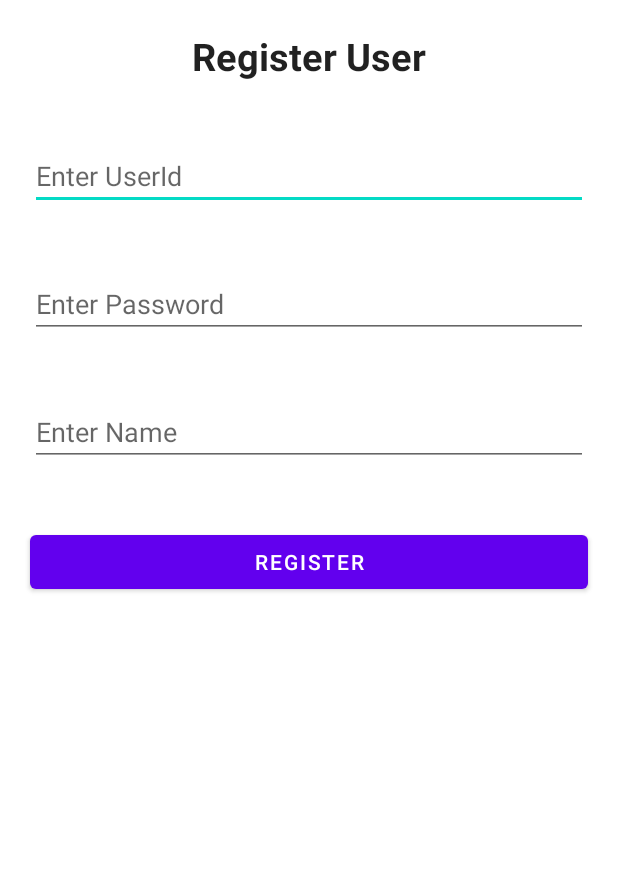
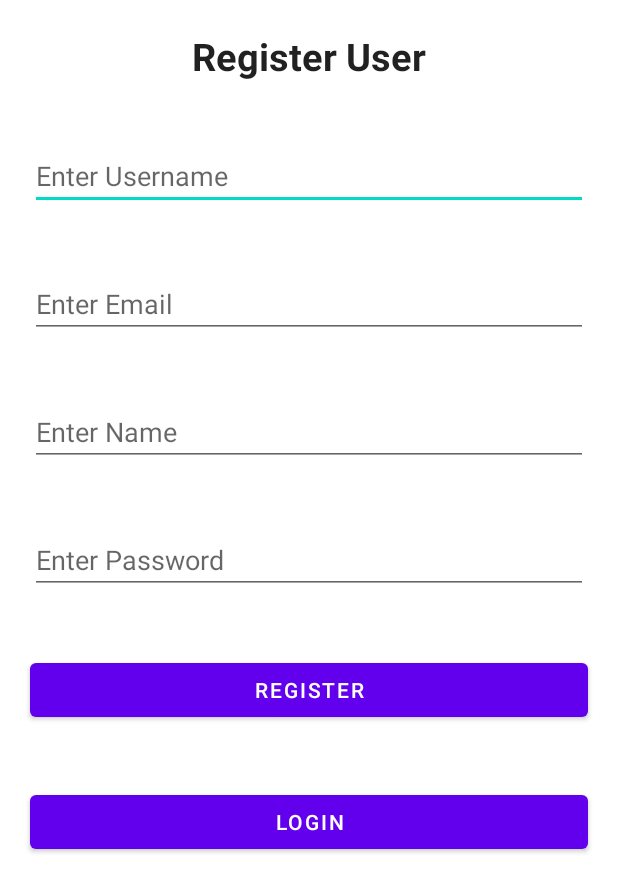
Before and after one commit to BlackRabbitov/ProjektSM, an Android app: the RegisterActivity screen opened directly, with no data from a screen before it, after a tap on "REGISTER", on a phone screen of 412 x 824 dp. Shown: the top 892 px of the screen. Run offline under Robolectric (Android 15) with nearby library versions, the phone set to English and light mode, and no system bars; our stand-ins replace Room's generated code.

Commit message:
Rejestracja i logowanie jako tako działa przy użyciu bazy danych Room. Możliwe rozszerzenie przez dodatkowe efekty wizualne i dodanie zabezpieczeń.

```diff
--- a/app/src/main/java/com/michal/projektsm/RegisterActivity.java
+++ b/app/src/main/java/com/michal/projektsm/RegisterActivity.java
@@ -2,8 +2,11 @@ package com.michal.projektsm;
 
 import androidx.appcompat.app.AppCompatActivity;
 
+import android.content.Intent;
 import android.os.Bundle;
+import android.provider.ContactsContract;
 import android.service.autofill.UserData;
+import android.util.Patterns;
 import android.view.View;
 import android.widget.Button;
 import android.widget.EditText;
@@ -13,11 +16,13 @@ import android.widget.Toast;
 import com.michal.projektsm.roomdatabase.UserDao;
 import com.michal.projektsm.roomdatabase.UserDatabase;
 import com.michal.projektsm.roomdatabase.UserEntity;
+import com.michal.projektsm.ui.login.LoginActivity;
 
 public class RegisterActivity extends AppCompatActivity {
 
-    EditText userId, password, name;
+    EditText userId, password, name, email;
     Button register;
+    Button login;
 
     @Override
     protected void onCreate(Bundle savedInstanceState) {
@@ -27,6 +32,8 @@ public class RegisterActivity extends AppCompatActivity {
         password = findViewById(R.id.password);
         name = findViewById(R.id.name);
         register = findViewById(R.id.register);
+        login = findViewById(R.id.login);
+        email = findViewById(R.id.email);
 
         register.setOnClickListener(new View.OnClickListener() {
             @Override
@@ -36,8 +43,10 @@ public class RegisterActivity extends AppCompatActivity {
                 userEntity.setUserId(userId.getText().toString());
                 userEntity.setPassword(password.getText().toString());
                 userEntity.setName(name.getText().toString());
+                userEntity.setEmail(email.getText().toString());
 
                 if(validateInput(userEntity)){
+                    if(validateEmail(userEntity.getEmail())) {
                         // Insert user into database
                         UserDatabase userDatabase = UserDatabase.getUserDatabase(getApplicationContext());
                         final UserDao userDao = userDatabase.userDao();
@@ -55,16 +64,34 @@ public class RegisterActivity extends AppCompatActivity {
                             }
                         }).start();
                     } else {
+                        Toast.makeText(getApplicationContext(), "Incorrect email!", Toast.LENGTH_SHORT).show();
+                    }
+                } else {
                     Toast.makeText(getApplicationContext(), "Fill all fields!", Toast.LENGTH_SHORT).show();
                 }
             }
         });
+
+        login.setOnClickListener(new View.OnClickListener() {
+            @Override
+            public void onClick(View v) {
+                startActivity(new Intent(RegisterActivity.this, LoginActivity.class));
+            }
+        });
     }
 
+    // Validate if data is empty
     private Boolean validateInput(UserEntity userEntity){
-        if(userEntity.getName().isEmpty() || userEntity.getPassword().isEmpty() || userEntity.getName().isEmpty()){
+        if(userEntity.getName().isEmpty() || userEntity.getPassword().isEmpty() || userEntity.getName().isEmpty() || userEntity.getEmail().isEmpty()){
             return false;
         }
         return true;
     }
+
+    private Boolean validateEmail(String email){
+        if(Patterns.EMAIL_ADDRESS.matcher(email).matches()){
+            return true;
         }
+        return false;
+    }
+}
--- a/app/src/main/java/com/michal/projektsm/roomdatabase/UserDao.java
+++ b/app/src/main/java/com/michal/projektsm/roomdatabase/UserDao.java
@@ -2,10 +2,14 @@ package com.michal.projektsm.roomdatabase;
 
 import androidx.room.Dao;
 import androidx.room.Insert;
+import androidx.room.Query;
 
 @Dao
 public interface UserDao {
 
     @Insert
     void registerUser(UserEntity userEntity);
+
+    @Query("SELECT * FROM users WHERE userId=(:userId) AND password=(:password)")
+    UserEntity login(String userId, String password);
 }
--- a/app/src/main/java/com/michal/projektsm/roomdatabase/UserDatabase.java
+++ b/app/src/main/java/com/michal/projektsm/roomdatabase/UserDatabase.java
@@ -7,7 +7,7 @@ import androidx.room.Database;
 import androidx.room.Room;
 import androidx.room.RoomDatabase;
 
-@Database(entities = {UserEntity.class}, version = 1)
+@Database(entities = {UserEntity.class}, version = 2)
 public abstract class UserDatabase extends RoomDatabase{
 
     private static final String dbName = "user";
--- a/app/src/main/java/com/michal/projektsm/roomdatabase/UserEntity.java
+++ b/app/src/main/java/com/michal/projektsm/roomdatabase/UserEntity.java
@@ -1,4 +1,6 @@
 package com.michal.projektsm.roomdatabase;
+
+import android.provider.ContactsContract;
 
 import androidx.room.ColumnInfo;
 import androidx.room.Entity;
@@ -17,6 +19,9 @@ public class UserEntity {
 
     @ColumnInfo(name = "name")
     String name;
+
+    @ColumnInfo(name = "email")
+    String email;
 
     public Integer getId() {
         return id;
@@ -49,4 +54,12 @@ public class UserEntity {
     public void setName(String name) {
         this.name = name;
     }
+
+    public String getEmail() {
+        return email;
+    }
+
+    public void setEmail(String email) {
+        this.email = email;
+    }
 }
--- a/app/src/main/res/layout/activity_register.xml
+++ b/app/src/main/res/layout/activity_register.xml
@@ -20,8 +20,23 @@
         android:layout_width="match_parent"
         android:layout_height="wrap_content"
         android:layout_margin="20sp"
-        android:hint="Enter UserId"
+        android:hint="Enter Username"
         android:id="@+id/userId" />
+
+    <EditText
+        android:layout_width="match_parent"
+        android:layout_height="wrap_content"
+        android:layout_margin="20sp"
+        android:hint="Enter Email"
+        android:inputType="textEmailAddress"
+        android:id="@+id/email" />
+
+    <EditText
+        android:layout_width="match_parent"
+        android:layout_height="wrap_content"
+        android:layout_margin="20sp"
+        android:hint="Enter Name"
+        android:id="@+id/name" />
 
     <EditText
         android:inputType="textPassword"
@@ -31,17 +46,17 @@
         android:hint="Enter Password"
         android:id="@+id/password" />
 
-    <EditText
-        android:layout_width="match_parent"
-        android:layout_height="wrap_content"
-        android:layout_margin="20sp"
-        android:hint="Enter Name"
-        android:id="@+id/name" />
-
     <Button
         android:layout_width="match_parent"
         android:layout_height="wrap_content"
         android:layout_margin="20sp"
         android:text="Register"
         android:id="@+id/register"/>
+
+    <Button
+        android:layout_width="match_parent"
+        android:layout_height="wrap_content"
+        android:layout_margin="20sp"
+        android:text="Login"
+        android:id="@+id/login"/>
 </LinearLayout>
```
Also changed, not shown: app/src/main/java/com/michal/projektsm/MainActivity.java (+5 -3 lines), app/src/main/java/com/michal/projektsm/ui/login/LoginActivity.java (+32 -2 lines), app/src/main/res/layout/activity_main.xml (+18 -5 lines). Lines whose indentation alone changed are shown as unchanged.
